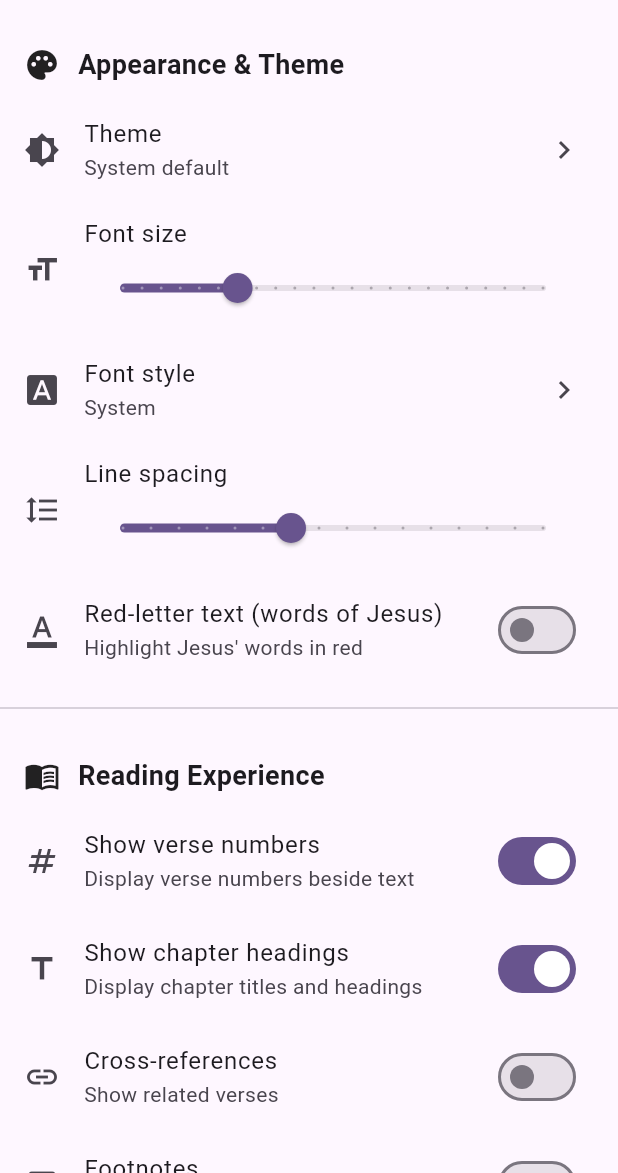
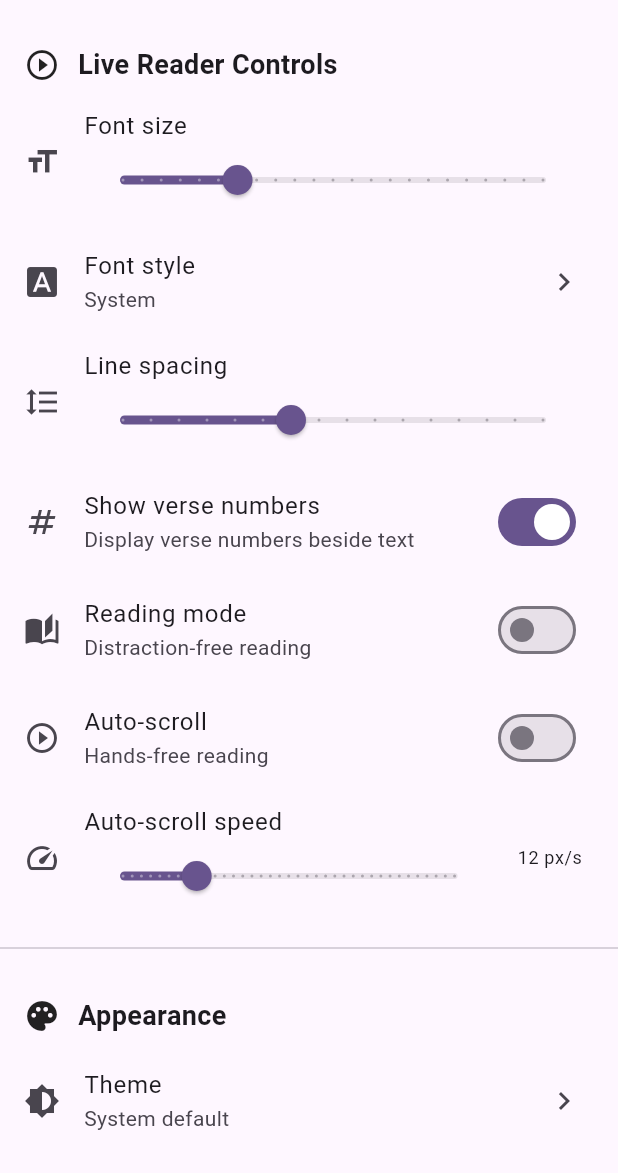
Before and after one commit to Tosin-JD/living_word, a Flutter app: the SettingsScreen screen opened directly, on a phone screen of 412 x 824 dp, the part 63-1236 px from its top. Run offline on Flutter 3.47's test engine with Material 3 defaults, Android fonts, the phone set to English and light mode, and no system bars; our stand-ins replace flutter_riverpod, freezed_annotation; missing offline and left inert: android_nav_setting.

Commit message:
feature: implement settings

```diff
--- a/lib/src/models/app_settings.dart
+++ b/lib/src/models/app_settings.dart
@@ -23,17 +23,14 @@ class AppSettings {
   final double lineSpacing;
   final Color? backgroundColor;
   final Color? textColor;
-  final bool redLetterText;
 
   // Reading experience
   final String defaultTranslation;
   final bool parallelTranslations;
   final bool showVerseNumbers;
-  final bool showChapterHeadings;
-  final bool showCrossReferences;
-  final bool showFootnotes;
   final bool readingMode;
   final bool autoScroll;
+  final double autoScrollSpeed;
 
   // Notification settings
   final NotificationFrequency notificationFrequency;
@@ -51,15 +48,12 @@ class AppSettings {
     this.lineSpacing = 1.6,
     this.backgroundColor,
     this.textColor,
-    this.redLetterText = false,
     this.defaultTranslation = 'HOLMAN CHRISTIAN STANDARD BIBLE.json',
     this.parallelTranslations = false,
     this.showVerseNumbers = true,
-    this.showChapterHeadings = true,
-    this.showCrossReferences = false,
-    this.showFootnotes = false,
     this.readingMode = false,
     this.autoScroll = false,
+    this.autoScrollSpeed = 12.0,
     this.notificationFrequency = NotificationFrequency.off,
     this.enabledNotifications = const {},
     this.notificationTime = NotificationTime.morning,
@@ -76,15 +70,12 @@ class AppSettings {
     double? lineSpacing,
     Color? backgroundColor,
     Color? textColor,
-    bool? redLetterText,
     String? defaultTranslation,
     bool? parallelTranslations,
     bool? showVerseNumbers,
-    bool? showChapterHeadings,
-    bool? showCrossReferences,
-    bool? showFootnotes,
     bool? readingMode,
     bool? autoScroll,
+    double? autoScrollSpeed,
     NotificationFrequency? notificationFrequency,
     Set<NotificationType>? enabledNotifications,
     NotificationTime? notificationTime,
@@ -100,15 +91,12 @@ class AppSettings {
       lineSpacing: lineSpacing ?? this.lineSpacing,
       backgroundColor: backgroundColor ?? this.backgroundColor,
       textColor: textColor ?? this.textColor,
-      redLetterText: redLetterText ?? this.redLetterText,
       defaultTranslation: defaultTranslation ?? this.defaultTranslation,
       parallelTranslations: parallelTranslations ?? this.parallelTranslations,
       showVerseNumbers: showVerseNumbers ?? this.showVerseNumbers,
-      showChapterHeadings: showChapterHeadings ?? this.showChapterHeadings,
-      showCrossReferences: showCrossReferences ?? this.showCrossReferences,
-      showFootnotes: showFootnotes ?? this.showFootnotes,
       readingMode: readingMode ?? this.readingMode,
       autoScroll: autoScroll ?? this.autoScroll,
+      autoScrollSpeed: autoScrollSpeed ?? this.autoScrollSpeed,
       notificationFrequency:
           notificationFrequency ?? this.notificationFrequency,
       enabledNotifications: enabledNotifications ?? this.enabledNotifications,
--- a/lib/src/providers/bible_providers.dart
+++ b/lib/src/providers/bible_providers.dart
@@ -160,9 +160,6 @@ final currentChapterVerseCountProvider = FutureProvider<int>((ref) async {
 /// Current search query
 final searchQueryProvider = StateProvider<String>((ref) => '');
 
-/// Current font size for Bible verses
-final fontSizeProvider = StateProvider<double>((ref) => 16.0);
-
 /// Search results based on current query
 final searchResultsProvider = FutureProvider<List<SearchResult>>((ref) async {
   final query = ref.watch(searchQueryProvider);
--- a/lib/src/providers/settings_providers.dart
+++ b/lib/src/providers/settings_providers.dart
@@ -27,10 +27,6 @@ final showVerseNumbersProvider = Provider<bool>((ref) {
   return ref.watch(appSettingsProvider).showVerseNumbers;
 });
 
-final showChapterHeadingsProvider = Provider<bool>((ref) {
-  return ref.watch(appSettingsProvider).showChapterHeadings;
-});
-
 final readingModeProvider = Provider<bool>((ref) {
   return ref.watch(appSettingsProvider).readingMode;
 });
--- a/lib/src/screens/settings_screen.dart
+++ b/lib/src/screens/settings_screen.dart
@@ -2,82 +2,85 @@ import 'package:flutter/material.dart';
 import 'package:flutter_riverpod/flutter_riverpod.dart';
 import '../models/app_settings.dart';
 import '../providers/settings_providers.dart';
-import '../utils/navigation_utils.dart';
+import 'reading_plan_screen.dart';
 
-class SettingsScreen extends ConsumerWidget {
+class SettingsScreen extends StatelessWidget {
   const SettingsScreen({super.key});
+
+  @override
+  Widget build(BuildContext context) {
+    return Scaffold(
+      appBar: AppBar(title: const Text('Settings')),
+      body: const SettingsContent(),
+    );
+  }
+}
+
+class SettingsBottomSheet extends StatelessWidget {
+  const SettingsBottomSheet({super.key});
+
+  @override
+  Widget build(BuildContext context) {
+    final halfHeight = MediaQuery.of(context).size.height * 0.5;
+
+    return SafeArea(
+      top: false,
+      bottom: false,
+      child: SizedBox(
+        height: halfHeight,
+        child: Material(
+          color: Theme.of(context).colorScheme.surface,
+          child: Column(
+            children: [
+              const SizedBox(height: 8),
+              Container(
+                width: 40,
+                height: 4,
+                decoration: BoxDecoration(
+                  color: Theme.of(context).colorScheme.outlineVariant,
+                  borderRadius: BorderRadius.circular(2),
+                ),
+              ),
+              ListTile(
+                leading: const Icon(Icons.tune),
+                title: const Text('Settings'),
+                trailing: IconButton(
+                  icon: const Icon(Icons.close),
+                  onPressed: () => Navigator.pop(context),
+                ),
+              ),
+              const Divider(height: 1),
+              const Expanded(child: SettingsContent()),
+            ],
+          ),
+        ),
+      ),
+    );
+  }
+}
+
+class SettingsContent extends ConsumerWidget {
+  const SettingsContent({super.key});
 
   @override
   Widget build(BuildContext context, WidgetRef ref) {
     final settings = ref.watch(appSettingsProvider);
 
-    return Scaffold(
-      appBar: AppBar(title: const Text('Settings')),
-      body: FutureBuilder<bool>(
-        future: NavigationUtils.hasSystemNavBar(),
-        builder: (context, snapshot) {
-          final hasNavBar = snapshot.data ?? false;
-          final listView = ListView(
+    return ListView(
       children: [
-              // Appearance & Theme Section
-              _buildSectionHeader('Appearance & Theme', Icons.palette),
-              _buildThemeSelector(context, ref, settings),
+        _buildSectionHeader('Live Reader Controls', Icons.play_circle_outline),
         _buildFontSizeSlider(context, ref, settings),
         _buildFontStyleSelector(context, ref, settings),
         _buildLineSpacingSlider(context, ref, settings),
-              _buildToggleTile(
-                title: 'Red-letter text (words of Jesus)',
-                subtitle: 'Highlight Jesus\' words in red',
-                value: settings.redLetterText,
-                icon: Icons.format_color_text,
-                onChanged: (value) {
-                  ref.read(appSettingsProvider.notifier).state = settings
-                      .copyWith(redLetterText: value);
-                },
-              ),
-
-              const Divider(height: 32),
-
-              // Reading Experience Section
-              _buildSectionHeader('Reading Experience', Icons.menu_book),
         _buildToggleTile(
           title: 'Show verse numbers',
           subtitle: 'Display verse numbers beside text',
           value: settings.showVerseNumbers,
           icon: Icons.numbers,
           onChanged: (value) {
-                  ref.read(appSettingsProvider.notifier).state = settings
-                      .copyWith(showVerseNumbers: value);
-                },
-              ),
-              _buildToggleTile(
-                title: 'Show chapter headings',
-                subtitle: 'Display chapter titles and headings',
-                value: settings.showChapterHeadings,
-                icon: Icons.title,
-                onChanged: (value) {
-                  ref.read(appSettingsProvider.notifier).state = settings
-                      .copyWith(showChapterHeadings: value);
-                },
-              ),
-              _buildToggleTile(
-                title: 'Cross-references',
-                subtitle: 'Show related verses',
-                value: settings.showCrossReferences,
-                icon: Icons.link,
-                onChanged: (value) {
-                  ref.read(appSettingsProvider.notifier).state = settings
-                      .copyWith(showCrossReferences: value);
-                },
-              ),
-              _buildToggleTile(
-                title: 'Footnotes',
-                subtitle: 'Display explanatory footnotes',
-                value: settings.showFootnotes,
-                icon: Icons.article,
-                onChanged: (value) {
-                  ref.read(appSettingsProvider.notifier).state = settings
-                      .copyWith(showFootnotes: value);
+            ref.read(appSettingsProvider.notifier).state = settings.copyWith(
+              showVerseNumbers: value,
+            );
           },
         ),
         _buildToggleTile(
@@ -86,8 +89,9 @@ class SettingsScreen extends ConsumerWidget {
           value: settings.readingMode,
           icon: Icons.auto_stories,
           onChanged: (value) {
-                  ref.read(appSettingsProvider.notifier).state = settings
-                      .copyWith(readingMode: value);
+            ref.read(appSettingsProvider.notifier).state = settings.copyWith(
+              readingMode: value,
+            );
           },
         ),
         _buildToggleTile(
@@ -96,18 +100,26 @@ class SettingsScreen extends ConsumerWidget {
           value: settings.autoScroll,
           icon: Icons.play_circle_outline,
           onChanged: (value) {
-                  ref.read(appSettingsProvider.notifier).state = settings
-                      .copyWith(autoScroll: value);
+            ref.read(appSettingsProvider.notifier).state = settings.copyWith(
+              autoScroll: value,
+            );
           },
         ),
+        _buildAutoScrollSpeedSlider(context, ref, settings),
 
         const Divider(height: 32),
 
-              // Notifications Section
-              _buildSectionHeader(
-                'Notifications & Reminders',
-                Icons.notifications,
-              ),
+        _buildSectionHeader('Appearance', Icons.palette),
+        _buildThemeSelector(context, ref, settings),
+
+        const Divider(height: 32),
+
+        _buildSectionHeader('Reading Plan', Icons.menu_book),
+        _buildReadingPlanTile(context),
+
+        const Divider(height: 32),
+
+        _buildSectionHeader('Notifications', Icons.notifications),
         _buildNotificationFrequencySelector(context, ref, settings),
         _buildNotificationTimeSelector(context, ref, settings),
 
@@ -124,12 +136,6 @@ class SettingsScreen extends ConsumerWidget {
         _buildNotificationTypeToggle(
           title: 'Daily verse',
           type: NotificationType.dailyVerse,
-                settings: settings,
-                ref: ref,
-              ),
-              _buildNotificationTypeToggle(
-                title: 'Reading plan reminder',
-                type: NotificationType.readingPlanReminder,
           settings: settings,
           ref: ref,
         ),
@@ -162,8 +168,9 @@ class SettingsScreen extends ConsumerWidget {
           value: settings.soundEnabled,
           icon: Icons.volume_up,
           onChanged: (value) {
-                  ref.read(appSettingsProvider.notifier).state = settings
-                      .copyWith(soundEnabled: value);
+            ref.read(appSettingsProvider.notifier).state = settings.copyWith(
+              soundEnabled: value,
+            );
           },
         ),
         _buildToggleTile(
@@ -172,8 +179,9 @@ class SettingsScreen extends ConsumerWidget {
           value: settings.vibrationEnabled,
           icon: Icons.vibration,
           onChanged: (value) {
-                  ref.read(appSettingsProvider.notifier).state = settings
-                      .copyWith(vibrationEnabled: value);
+            ref.read(appSettingsProvider.notifier).state = settings.copyWith(
+              vibrationEnabled: value,
+            );
           },
         ),
         _buildToggleTile(
@@ -182,18 +190,14 @@ class SettingsScreen extends ConsumerWidget {
           value: settings.silentNotifications,
           icon: Icons.notifications_off,
           onChanged: (value) {
-                  ref.read(appSettingsProvider.notifier).state = settings
-                      .copyWith(silentNotifications: value);
+            ref.read(appSettingsProvider.notifier).state = settings.copyWith(
+              silentNotifications: value,
+            );
           },
         ),
 
         const SizedBox(height: 32),
       ],
-          );
-
-          return hasNavBar ? SafeArea(child: listView) : listView;
-        },
-      ),
     );
   }
 
@@ -270,6 +274,22 @@ class SettingsScreen extends ConsumerWidget {
               ],
             ),
           ),
+        );
+      },
+    );
+  }
+
+  Widget _buildReadingPlanTile(BuildContext context) {
+    return ListTile(
+      leading: const Icon(Icons.library_books),
+      title: const Text('Reading Plan'),
+      subtitle: const Text('Open reading plan screen'),
+      trailing: const Icon(Icons.chevron_right),
+      onTap: () {
+        final navigator = Navigator.of(context, rootNavigator: true);
+        Navigator.pop(context);
+        navigator.push(
+          MaterialPageRoute(builder: (_) => const ReadingPlanScreen()),
         );
       },
     );
@@ -375,6 +395,32 @@ class SettingsScreen extends ConsumerWidget {
           );
         },
       ),
+    );
+  }
+
+  Widget _buildAutoScrollSpeedSlider(
+    BuildContext context,
+    WidgetRef ref,
+    AppSettings settings,
+  ) {
+    final label = '${settings.autoScrollSpeed.toStringAsFixed(0)} px/s';
+
+    return ListTile(
+      leading: const Icon(Icons.speed),
+      title: const Text('Auto-scroll speed'),
+      subtitle: Slider(
+        value: settings.autoScrollSpeed,
+        min: 4,
+        max: 40,
+        divisions: 36,
+        label: label,
+        onChanged: (value) {
+          ref.read(appSettingsProvider.notifier).state = settings.copyWith(
+            autoScrollSpeed: value,
+          );
+        },
+      ),
+      trailing: Text(label, style: Theme.of(context).textTheme.bodySmall),
     );
   }
 
```
Also changed, not shown: lib/src/screens/bible_home_screen.dart (+57 -14 lines), lib/src/screens/reading_plan_screen.dart (added, +13 -0 lines), lib/src/widgets/verse_list_widget.dart (+103 -5 lines), 3 other files. Lines whose indentation alone changed are shown as unchanged.
